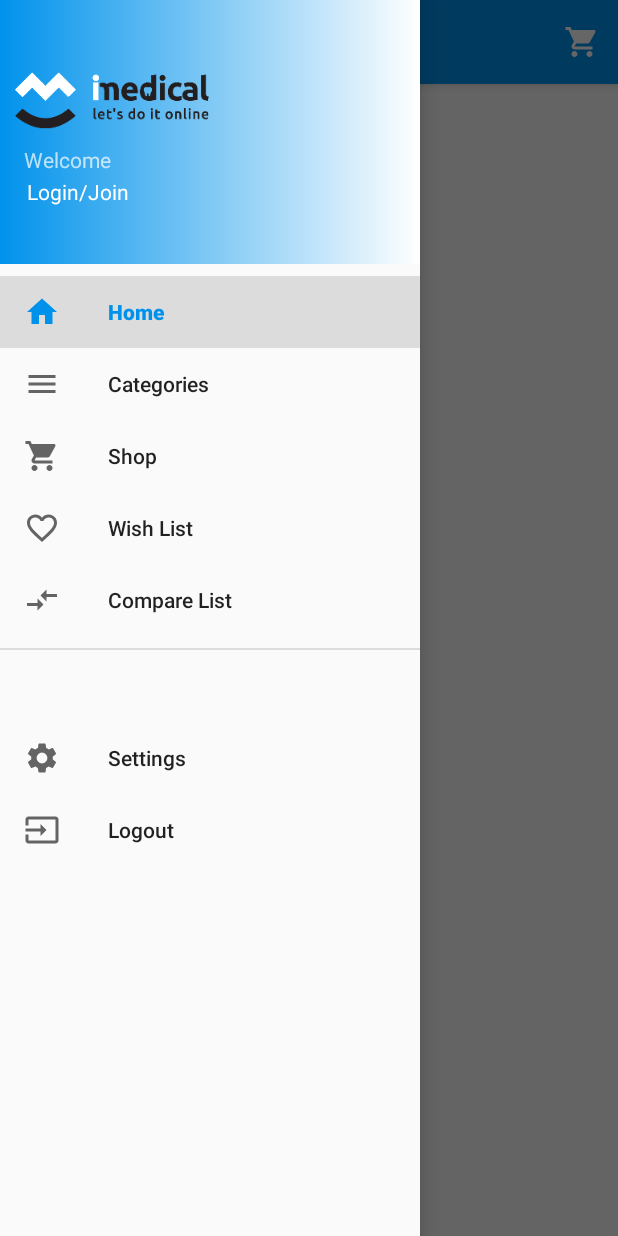
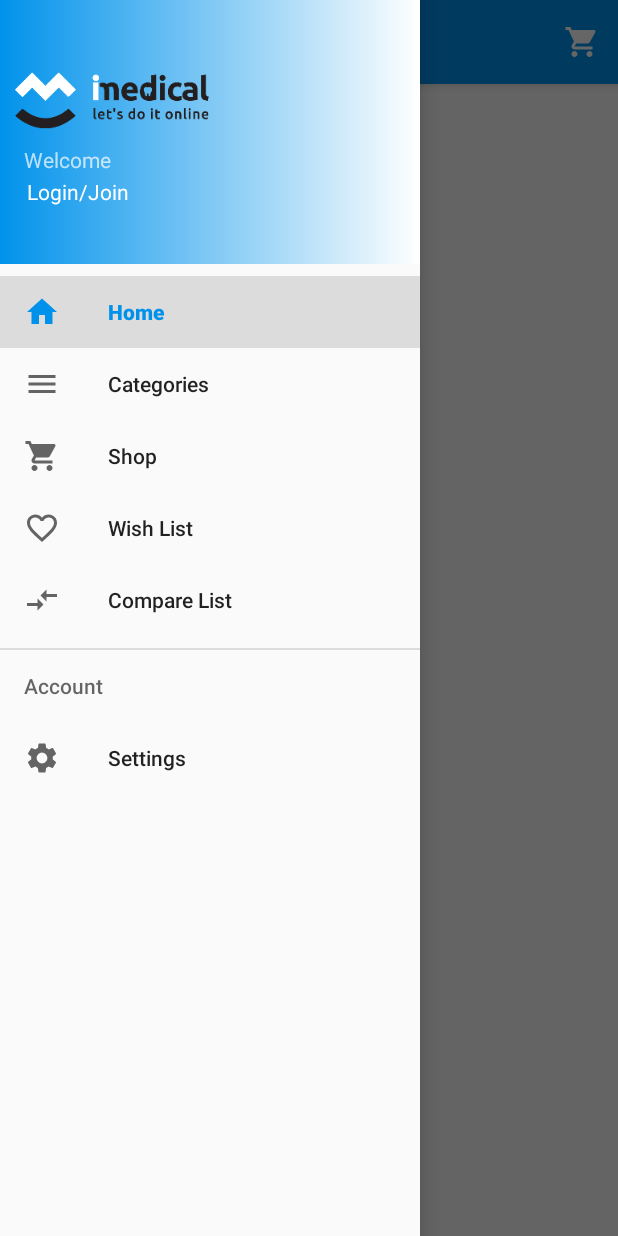
Before and after one commit to MFM95/Imedical, an Android app: the screen it shows after launch (HomeActivity), with the side drawer open, on a phone screen of 412 x 824 dp. Run offline under Robolectric (Android 15) with nearby library versions, the phone set to English and light mode, and no system bars; our stand-ins replace Dagger/Hilt's generated code, Picasso; pictures from the network do not load; 20 statements that could not run were skipped.

Commit message:
fix logout

```diff
--- a/app/src/main/java/com/example/imedical/home/presentation/view/fragment/NavigationFragment.kt
+++ b/app/src/main/java/com/example/imedical/home/presentation/view/fragment/NavigationFragment.kt
@@ -81,6 +81,7 @@ class NavigationFragment : BaseFragment(), NavigationView.OnNavigationItemSelect
                     hideLogout()
                 }
             })
+        else hideLogout()
     }
 
     private fun setTitleAction(){
--- a/app/src/main/res/menu/activity_home_drawer.xml
+++ b/app/src/main/res/menu/activity_home_drawer.xml
@@ -26,7 +26,7 @@
                 android:title="@string/menu_compare_list"/>
     </group>
 
-    <item android:title="">
+    <item android:title="Account">
         <menu>
             <item
                     android:id="@+id/nav_settings"
```
